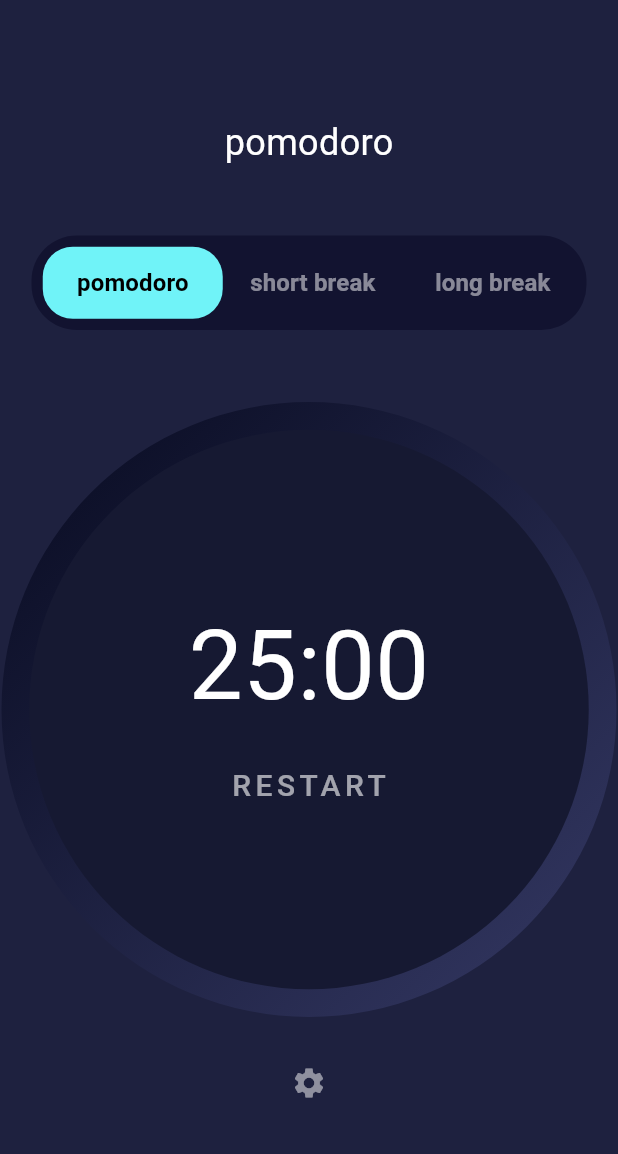
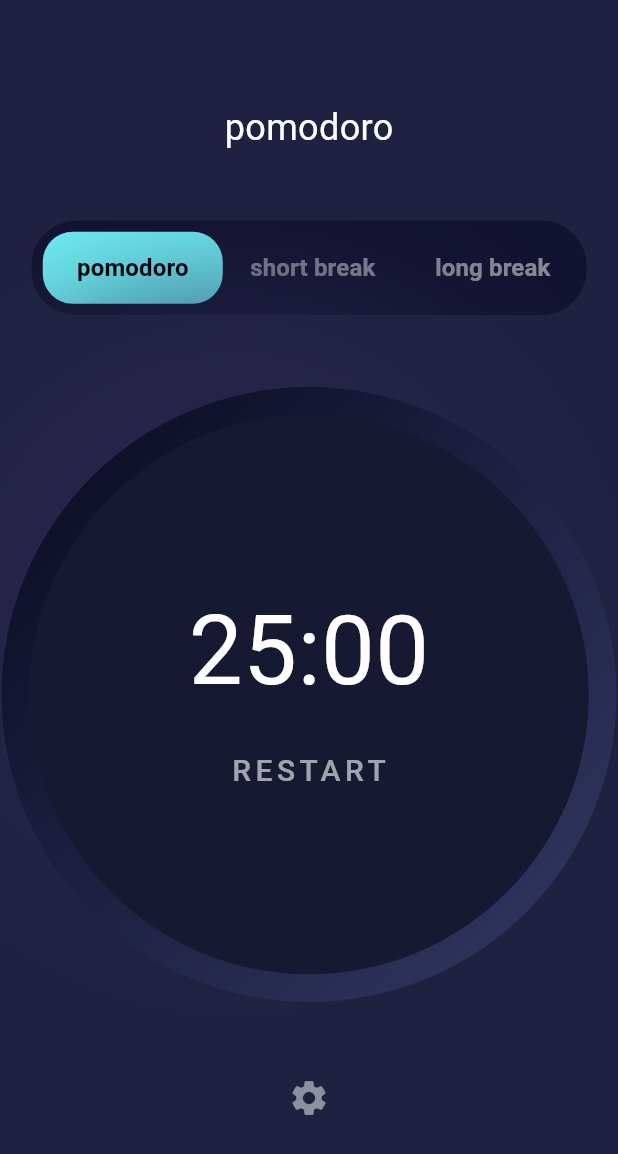
Before and after one commit to TakoCheung/pomodoro, a Flutter app: the screen it shows after launch, on a phone screen of 412 x 824 dp. Shown: the top 1154 px of the screen. Run offline on Flutter 3.47's test engine with Material 3 defaults, Android fonts, the phone set to English and light mode, and no system bars; our stand-ins replace flutter_riverpod; Roboto replaces fonts that are missing (RobotoSlab, SpaceMono).

Commit message:
added: shadow for the display

```diff
--- a/flutter_pomodoro_app/lib/component/pomodoro_timer.dart
+++ b/flutter_pomodoro_app/lib/component/pomodoro_timer.dart
@@ -26,7 +26,7 @@
             TimerModeSwitcherUI(),
             SizedBox(height: 48),
             TimerDisplay(),
-            SizedBox(height: 20),
+            SizedBox(height: 40),
             GearIconButton(),
           ],
         ),
--- a/flutter_pomodoro_app/lib/component/timer_display.dart
+++ b/flutter_pomodoro_app/lib/component/timer_display.dart
@@ -15,29 +15,31 @@
         Stack(
           alignment: Alignment.center,
           children: [
-            // Bottom layer: Image
-            Transform.rotate(
-              angle: 0.785398,
-              child: Container(
-                width: 410,
-                height: 410,
-                decoration: const BoxDecoration(
+            Container(
+              width: 410,
+              height: 410,
+              decoration: const BoxDecoration(
                   shape: BoxShape.circle,
                   gradient: LinearGradient(
-                      colors: [Color(0xFF0E112A), Color(0xFF2E325A)]),
-                ),
-              ),
+                      colors: [Color(0xFF0E112A), Color(0xFF2E325A)],
+                      transform: GradientRotation(0.785398)),
+                  boxShadow: [
+                    BoxShadow(
+                      color: Color(0xFF27254A),
+                      spreadRadius: 0,
+                      blurRadius: 100,
+                      offset: Offset(-50, -50),
+                    ),
+                  ]),
             ),
-            // Middle layer: Colored circle
             Container(
               width: 373,
               height: 373,
               decoration: const BoxDecoration(
                 shape: BoxShape.circle,
-                color: Color(0xFF161932), // Your specified color
+                color: Color(0xFF161932),
               ),
             ),
-            // Circular Progress Indicator
             SizedBox(
               width: 339,
               height: 339,
@@ -45,8 +47,8 @@
                 strokeAlign: BorderSide.strokeAlignCenter,
                 value: ref.read(timerProvider.notifier).progress(),
                 strokeWidth: 12,
-                valueColor: const AlwaysStoppedAnimation<Color>(
-                    Color(0xFF70F3F8)),
+                valueColor:
+                    const AlwaysStoppedAnimation<Color>(Color(0xFF70F3F8)),
                 backgroundColor: Colors.transparent,
               ),
             ),
@@ -87,5 +89,4 @@
       ],
     );
   }
-
 }
--- a/flutter_pomodoro_app/lib/component/timer_gearicon_button.dart
+++ b/flutter_pomodoro_app/lib/component/timer_gearicon_button.dart
@@ -6,6 +6,7 @@
   @override
   Widget build(BuildContext context) {
     return IconButton(
+      iconSize: 28,
       icon: Icon(
         Icons.settings,
         color: Colors.white.withOpacity(0.5),
```
